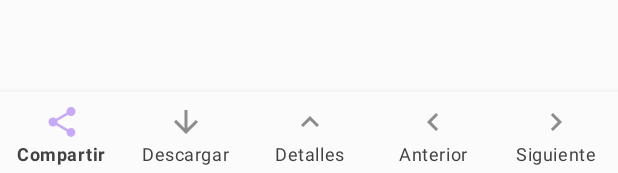
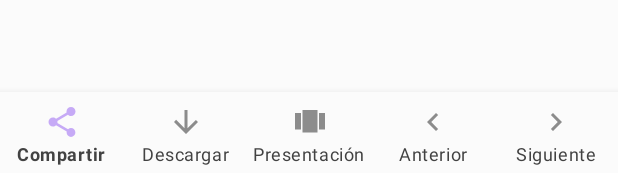
Before and after one commit to Hukex/Punpun, an Android app: the layout photo_view_with_zoom_container.xml on its own in the app's theme, with its tools: preview values and no code run, on a phone screen of 412 x 824 dp. Shown: the part 1060-1233 px from the top of the screen. Run offline under Robolectric (Android 15) with nearby library versions, the phone set to English and light mode, and no system bars.

Commit message:
Added download,presentation and SonarQube implementation

```diff
--- a/app/src/main/AndroidManifest.xml
+++ b/app/src/main/AndroidManifest.xml
@@ -1,15 +1,18 @@
 <?xml version="1.0" encoding="utf-8"?>
 <manifest xmlns:android="http://schemas.android.com/apk/res/android"
-    package="com.hukex.punpun">
+    package="com.hukex.punpun"
+    >
 
     <uses-permission android:name="android.permission.INTERNET" />
     <uses-permission android:name="android.permission.ACCESS_NETWORK_STATE" />
     <uses-permission android:name="android.permission.WRITE_EXTERNAL_STORAGE" />
+    <uses-permission android:name="android.permission.READ_EXTERNAL_STORAGE" />
 
     <application
         android:allowBackup="true"
         android:icon="@mipmap/ic_launcher"
         android:label="@string/app_name"
+        android:requestLegacyExternalStorage="true"
         android:roundIcon="@mipmap/ic_launcher_round"
         android:supportsRtl="true"
         android:theme="@style/Theme.Base">
--- /dev/null
+++ b/app/src/main/res/drawable-anydpi/ic_action_presentation.xml
@@ -0,0 +1,11 @@
+<vector xmlns:android="http://schemas.android.com/apk/res/android"
+    android:width="24dp"
+    android:height="24dp"
+    android:viewportWidth="24"
+    android:viewportHeight="24"
+    android:tint="#333333"
+    android:alpha="0.6">
+  <path
+      android:fillColor="@android:color/white"
+      android:pathData="M7,19h10L17,4L7,4v15zM2,17h4L6,6L2,6v11zM18,6v11h4L22,6h-4z"/>
+</vector>
--- a/app/src/main/res/menu/bottom_nav.xml
+++ b/app/src/main/res/menu/bottom_nav.xml
@@ -9,10 +9,14 @@
         android:icon="@drawable/ic_download"
         android:title="@string/download" />
 
+    <!--    <item-->
+    <!--        android:id="@+id/bar_more"-->
+    <!--        android:icon="@drawable/ic_more"-->
+    <!--        android:title="@string/more" />-->
     <item
-        android:id="@+id/bar_more"
-        android:icon="@drawable/ic_more"
-        android:title="@string/more" />
+        android:id="@+id/bar_presentation"
+        android:icon="@drawable/ic_action_presentation"
+        android:title="@string/presentation" />
     <item
         android:id="@+id/bar_left"
         android:icon="@drawable/ic_left"
```
Also changed, not shown: app/src/main/java/com/hukex/punpun/fragment/PhotoFragmentZoom.java (+77 -4 lines), app/src/main/res/drawable-anydpi/ic_action_presentation_stop.xml (added, +14 -0 lines), app/src/main/res/values/strings.xml (+6 -2 lines), app/src/main/res/drawable-hdpi/ic_action_presentation.png (added), app/src/main/res/drawable-hdpi/ic_action_presentation_stop.png (added), app/src/main/res/drawable-mdpi/ic_action_presentation.png (added), app/src/main/res/drawable-mdpi/ic_action_presentation_stop.png (added), app/src/main/res/drawable-xhdpi/ic_action_presentation.png (added), app/src/main/res/drawable-xhdpi/ic_action_presentation_stop.png (added), app/src/main/res/drawable-xxhdpi/ic_action_presentation.png (added), app/src/main/res/drawable-xxhdpi/ic_action_presentation_stop.png (added), 2 other files.
